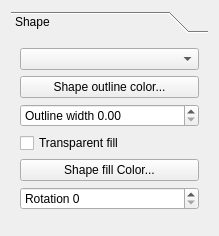
The window that qgis/src/ui/qgscomposershapewidgetbase.ui (sourcepole/qgis) describes before a commit, drawn with Qt 5.
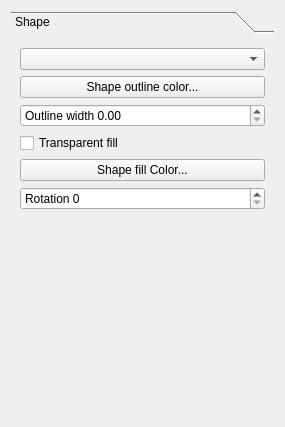
The same window after the commit.

Commit message: Use spacer to push arrow and shape props to top of toolbox drawer

Diff of the .ui file:
```diff
--- a/qgis/src/ui/qgscomposershapewidgetbase.ui
+++ b/qgis/src/ui/qgscomposershapewidgetbase.ui
@@ -6,8 +6,8 @@
    <rect>
     <x>0</x>
     <y>0</y>
-    <width>219</width>
-    <height>236</height>
+    <width>285</width>
+    <height>427</height>
    </rect>
   </property>
   <property name="windowTitle">
@@ -24,8 +24,8 @@
        <rect>
         <x>0</x>
         <y>0</y>
-        <width>201</width>
-        <height>192</height>
+        <width>267</width>
+        <height>377</height>
        </rect>
       </property>
       <attribute name="label">
@@ -73,6 +73,19 @@
          </property>
         </widget>
        </item>
+       <item row="6" column="0">
+        <spacer name="verticalSpacer">
+         <property name="orientation">
+          <enum>Qt::Vertical</enum>
+         </property>
+         <property name="sizeHint" stdset="0">
+          <size>
+           <width>20</width>
+           <height>40</height>
+          </size>
+         </property>
+        </spacer>
+       </item>
       </layout>
      </widget>
     </widget>
```
The commit also changes 1 other file.
